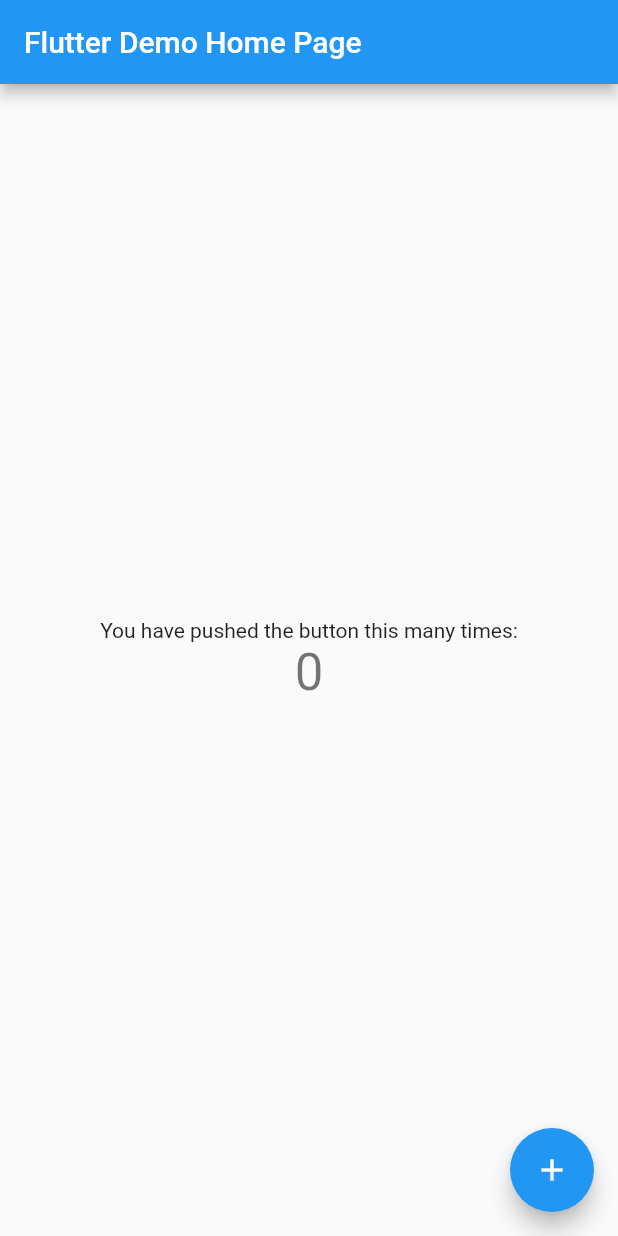
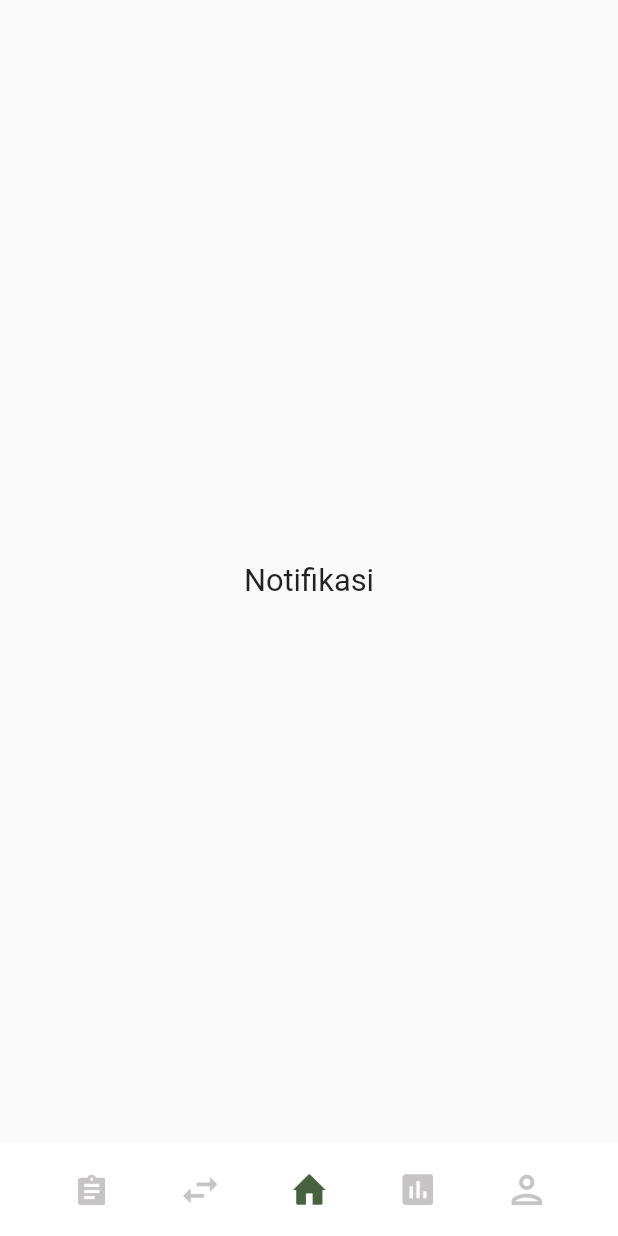
Before and after one commit to reAlpha39/ordo_test, a Flutter app: the screen it shows after launch, on a phone screen of 412 x 824 dp. Run offline on Flutter 3.47's test engine with Material 2 defaults, Android fonts, the light colour scheme and no system bars; our stand-ins replace bloc, flutter_bloc, flutter_screenutil, freezed_annotation, get_it, go_router and 1 more.

Commit message:
add custom navigation bar

```diff
--- /dev/null
+++ b/lib/app/home/pages/home_page.dart
@@ -0,0 +1,21 @@
+import 'package:flutter/material.dart';
+
+class HomePage extends StatelessWidget {
+  const HomePage({Key? key}) : super(key: key);
+
+  @override
+  Widget build(BuildContext context) {
+    return const Scaffold(
+      body: _HomeBody(),
+    );
+  }
+}
+
+class _HomeBody extends StatelessWidget {
+  const _HomeBody({Key? key}) : super(key: key);
+
+  @override
+  Widget build(BuildContext context) {
+    return Container();
+  }
+}
--- /dev/null
+++ b/lib/app/home_root/blocs/cubit/custom_bottom_navbar_cubit.dart
@@ -0,0 +1,22 @@
+import 'package:bloc/bloc.dart';
+import 'package:flutter/material.dart';
+import 'package:freezed_annotation/freezed_annotation.dart';
+import 'package:injectable/injectable.dart';
+
+part 'custom_bottom_navbar_state.dart';
+part 'custom_bottom_navbar_cubit.freezed.dart';
+
+@injectable
+class CustomBottomNavbarCubit extends Cubit<CustomBottomNavbarState> {
+  CustomBottomNavbarCubit() : super(const CustomBottomNavbarState.initial());
+
+  int selectedPage = 2;
+  PageController pageController = PageController(initialPage: 0);
+
+  void changePage(int index) {
+    emit(const CustomBottomNavbarState.loading());
+    selectedPage = index;
+    pageController.jumpToPage(selectedPage);
+    emit(const CustomBottomNavbarState.changed());
+  }
+}
--- /dev/null
+++ b/lib/app/home_root/blocs/cubit/custom_bottom_navbar_state.dart
@@ -0,0 +1,8 @@
+part of 'custom_bottom_navbar_cubit.dart';
+
+@freezed
+class CustomBottomNavbarState with _$CustomBottomNavbarState {
+  const factory CustomBottomNavbarState.initial() = _Initial;
+  const factory CustomBottomNavbarState.loading() = _Loading;
+  const factory CustomBottomNavbarState.changed() = _Changed;
+}
--- /dev/null
+++ b/lib/app/home_root/pages/home_root.dart
@@ -0,0 +1,67 @@
+import 'package:flutter/material.dart';
+import 'package:flutter_bloc/flutter_bloc.dart';
+import 'package:flutter_screenutil/flutter_screenutil.dart';
+import 'package:ordo_test/injection.dart';
+
+import '../../home/pages/home_page.dart';
+import '../blocs/cubit/custom_bottom_navbar_cubit.dart';
+import '../widgets/custom_bottom_navbar.dart';
+
+class HomeRoot extends StatelessWidget {
+  const HomeRoot({Key? key}) : super(key: key);
+
+  @override
+  Widget build(BuildContext context) {
+    return BlocProvider(
+      create: (context) => getIt<CustomBottomNavbarCubit>(),
+      child: const Scaffold(
+        resizeToAvoidBottomInset: false,
+        body: _HomeRootBody(),
+      ),
+    );
+  }
+}
+
+class _HomeRootBody extends StatelessWidget {
+  const _HomeRootBody({Key? key}) : super(key: key);
+
+  @override
+  Widget build(BuildContext context) {
+    final cubit = context.read<CustomBottomNavbarCubit>();
+    return Stack(children: [
+      Padding(
+        padding: const EdgeInsets.only(bottom: 50),
+        child: PageView(
+          controller: cubit.pageController,
+          physics: const NeverScrollableScrollPhysics(),
+          children: const [
+            _DummyPage(text: 'Notifikasi'),
+            _DummyPage(text: 'Notifikasi'),
+            HomePage(),
+            _DummyPage(text: 'Notifikasi'),
+            _DummyPage(text: 'Notifikasi'),
+          ],
+        ),
+      ),
+      const Align(
+        alignment: Alignment.bottomCenter,
+        child: CustomBottomNavbar(),
+      ),
+    ]);
+  }
+}
+
+class _DummyPage extends StatelessWidget {
+  const _DummyPage({Key? key, required this.text}) : super(key: key);
+  final String text;
+
+  @override
+  Widget build(BuildContext context) {
+    return Center(
+      child: Text(
+        text,
+        style: TextStyle(fontSize: 20.sp),
+      ),
+    );
+  }
+}
--- /dev/null
+++ b/lib/app/home_root/widgets/custom_bottom_navbar.dart
@@ -0,0 +1,91 @@
+import 'dart:io';
+
+import 'package:flutter/material.dart';
+import 'package:flutter_bloc/flutter_bloc.dart';
+import 'package:flutter_screenutil/flutter_screenutil.dart';
+
+import '../blocs/cubit/custom_bottom_navbar_cubit.dart';
+
+class CustomBottomNavbar extends StatelessWidget {
+  const CustomBottomNavbar({Key? key}) : super(key: key);
+
+  @override
+  Widget build(BuildContext context) {
+    return Container(
+      height: Platform.isIOS ? 80.h : 60.h,
+      width: MediaQuery.of(context).size.width,
+      color: Colors.white,
+      padding: EdgeInsets.only(
+        top: 10,
+        bottom: Platform.isIOS ? 20 : 10,
+      ),
+      child: Row(
+        mainAxisAlignment: MainAxisAlignment.spaceEvenly,
+        children: const [
+          _BottomNavbarButton(
+            index: 0,
+            assetActive: 'assets/icons/order_inactive.png',
+            assetInactive: 'assets/icons/order_inactive.png',
+          ),
+          _BottomNavbarButton(
+            index: 1,
+            assetActive: 'assets/icons/exchange_inactive.png',
+            assetInactive: 'assets/icons/exchange_inactive.png',
+          ),
+          _BottomNavbarButton(
+            index: 2,
+            assetActive: 'assets/icons/coolicon_active.png',
+            assetInactive: 'assets/icons/coolicon_inactive.png',
+          ),
+          _BottomNavbarButton(
+            index: 3,
+            assetActive: 'assets/icons/graph_inactive.png',
+            assetInactive: 'assets/icons/graph_inactive.png',
+          ),
+          _BottomNavbarButton(
+            index: 4,
+            assetActive: 'assets/icons/profile_inactive.png',
+            assetInactive: 'assets/icons/profile_inactive.png',
+          ),
+        ],
+      ),
+    );
+  }
+}
+
+class _BottomNavbarButton extends StatelessWidget {
+  const _BottomNavbarButton({
+    Key? key,
+    required this.assetInactive,
+    required this.assetActive,
+    required this.index,
+  }) : super(key: key);
+
+  final String assetInactive;
+  final String assetActive;
+  final int index;
+
+  @override
+  Widget build(BuildContext context) {
+    final cubit = context.read<CustomBottomNavbarCubit>();
+    return GestureDetector(
+      onTap: () => cubit.changePage(index),
+      child: BlocBuilder<CustomBottomNavbarCubit, CustomBottomNavbarState>(
+        builder: (context, state) {
+          return Container(
+            height: 20.h,
+            width: 20.w,
+            decoration: BoxDecoration(
+              image: DecorationImage(
+                image: AssetImage(
+                  cubit.selectedPage == index ? assetActive : assetInactive,
+                ),
+                fit: BoxFit.contain,
+              ),
+            ),
+          );
+        },
+      ),
+    );
+  }
+}
--- /dev/null
+++ b/lib/infrasturcture/router.dart
@@ -0,0 +1,21 @@
+import 'package:go_router/go_router.dart';
+
+import '../app/home_root/pages/home_root.dart';
+
+
+final GoRouter router = GoRouter(
+  debugLogDiagnostics: true,
+  initialLocation: '/',
+  routes: <GoRoute>[
+    GoRoute(
+      name: 'home_root',
+      path: '/',
+      builder: (context, state) => const HomeRoot(),
+    ),
+    GoRoute(
+      name: 'product_detail',
+      path: '/product_detail',
+      builder: (context, state) => const HomeRoot(),
+    ),
+  ],
+);
--- /dev/null
+++ b/lib/injection.dart
@@ -0,0 +1,11 @@
+import 'package:get_it/get_it.dart';
+import 'package:injectable/injectable.dart';
+
+import 'injection.config.dart';
+
+final getIt = GetIt.instance;
+
+@injectableInit
+void configureInjection() {
+  $initGetIt(getIt);
+}
--- a/lib/main.dart
+++ b/lib/main.dart
@@ -1,115 +1,32 @@
 import 'package:flutter/material.dart';
+import 'package:flutter_screenutil/flutter_screenutil.dart';
+
+import 'infrasturcture/router.dart';
+import 'injection.dart';
 
 void main() {
+  configureInjection();
   runApp(const MyApp());
 }
 
 class MyApp extends StatelessWidget {
   const MyApp({Key? key}) : super(key: key);
 
-  // This widget is the root of your application.
   @override
   Widget build(BuildContext context) {
-    return MaterialApp(
-      title: 'Flutter Demo',
-      theme: ThemeData(
-        // This is the theme of your application.
-        //
-        // Try running your application with "flutter run". You'll see the
-        // application has a blue toolbar. Then, without quitting the app, try
-        // changing the primarySwatch below to Colors.green and then invoke
-        // "hot reload" (press "r" in the console where you ran "flutter run",
-        // or simply save your changes to "hot reload" in a Flutter IDE).
-        // Notice that the counter didn't reset back to zero; the application
-        // is not restarted.
-        primarySwatch: Colors.blue,
+    return ScreenUtilInit(
+      designSize: const Size(360, 800),
+      minTextAdapt: true,
+      splitScreenMode: true,
+      builder: () => MaterialApp.router(
+        routeInformationParser: router.routeInformationParser,
+        routerDelegate: router.routerDelegate,
+        debugShowCheckedModeBanner: false,
+        title: 'Test Ordo',
+        theme: ThemeData(
+          primarySwatch: Colors.blue,
+        ),
       ),
-      home: const MyHomePage(title: 'Flutter Demo Home Page'),
     );
   }
 }
-
-class MyHomePage extends StatefulWidget {
-  const MyHomePage({Key? key, required this.title}) : super(key: key);
-
-  // This widget is the home page of your application. It is stateful, meaning
-  // that it has a State object (defined below) that contains fields that affect
-  // how it looks.
-
-  // This class is the configuration for the state. It holds the values (in this
-  // case the title) provided by the parent (in this case the App widget) and
-  // used by the build method of the State. Fields in a Widget subclass are
-  // always marked "final".
-
-  final String title;
-
-  @override
-  State<MyHomePage> createState() => _MyHomePageState();
-}
-
-class _MyHomePageState extends State<MyHomePage> {
-  int _counter = 0;
-
-  void _incrementCounter() {
-    setState(() {
-      // This call to setState tells the Flutter framework that something has
-      // changed in this State, which causes it to rerun the build method below
-      // so that the display can reflect the updated values. If we changed
-      // _counter without calling setState(), then the build method would not be
-      // called again, and so nothing would appear to happen.
-      _counter++;
-    });
-  }
-
-  @override
-  Widget build(BuildContext context) {
-    // This method is rerun every time setState is called, for instance as done
-    // by the _incrementCounter method above.
-    //
-    // The Flutter framework has been optimized to make rerunning build methods
-    // fast, so that you can just rebuild anything that needs updating rather
-    // than having to individually change instances of widgets.
-    return Scaffold(
-      appBar: AppBar(
-        // Here we take the value from the MyHomePage object that was created by
-        // the App.build method, and use it to set our appbar title.
-        title: Text(widget.title),
-      ),
-      body: Center(
-        // Center is a layout widget. It takes a single child and positions it
-        // in the middle of the parent.
-        child: Column(
-          // Column is also a layout widget. It takes a list of children and
-          // arranges them vertically. By default, it sizes itself to fit its
-          // children horizontally, and tries to be as tall as its parent.
-          //
-          // Invoke "debug painting" (press "p" in the console, choose the
-          // "Toggle Debug Paint" action from the Flutter Inspector in Android
-          // Studio, or the "Toggle Debug Paint" command in Visual Studio Code)
-          // to see the wireframe for each widget.
-          //
-          // Column has various properties to control how it sizes itself and
-          // how it positions its children. Here we use mainAxisAlignment to
-          // center the children vertically; the main axis here is the vertical
-          // axis because Columns are vertical (the cross axis would be
-          // horizontal).
-          mainAxisAlignment: MainAxisAlignment.center,
-          children: <Widget>[
-            const Text(
-              'You have pushed the button this many times:',
-            ),
-            Text(
-              '$_counter',
-              style: Theme.of(context).textTheme.headline4,
-            ),
-          ],
-        ),
-      ),
-      floatingActionButton: FloatingActionButton(
-        onPressed: _incrementCounter,
-        tooltip: 'Increment',
-        child: const Icon(Icons.add),
-      ), // This trailing comma makes auto-formatting nicer for build methods.
-    );
-  }
-}
```
Also changed, not shown: lib/app/home_root/blocs/cubit/custom_bottom_navbar_cubit.freezed.dart (added), lib/injection.config.dart (added).
